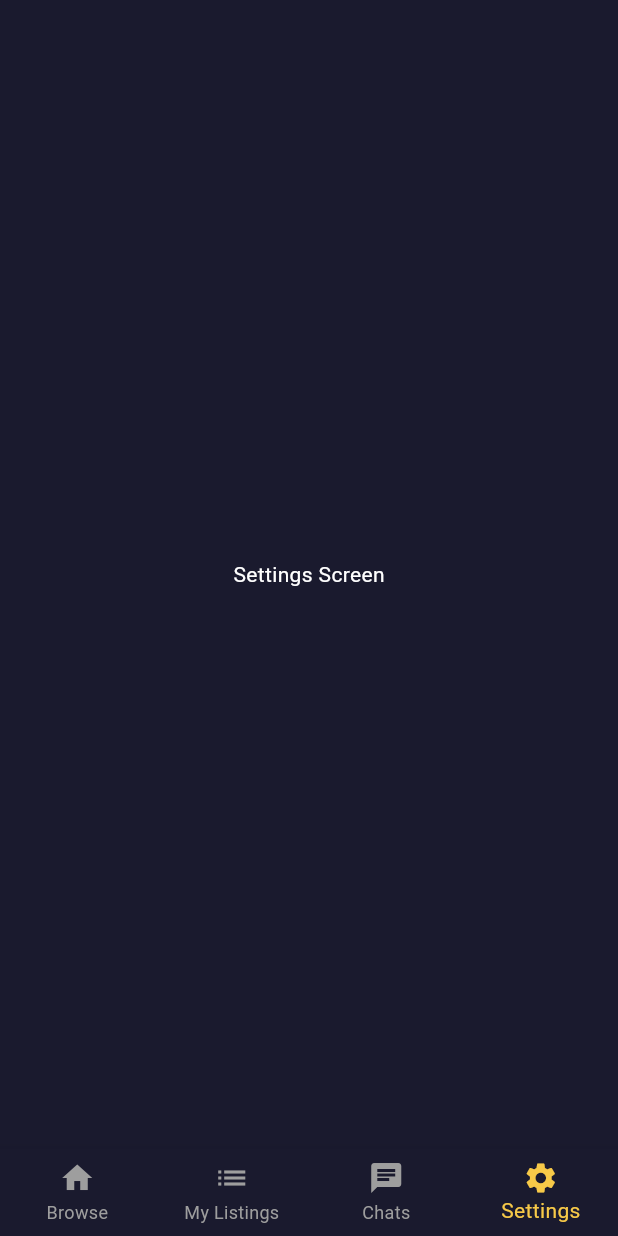
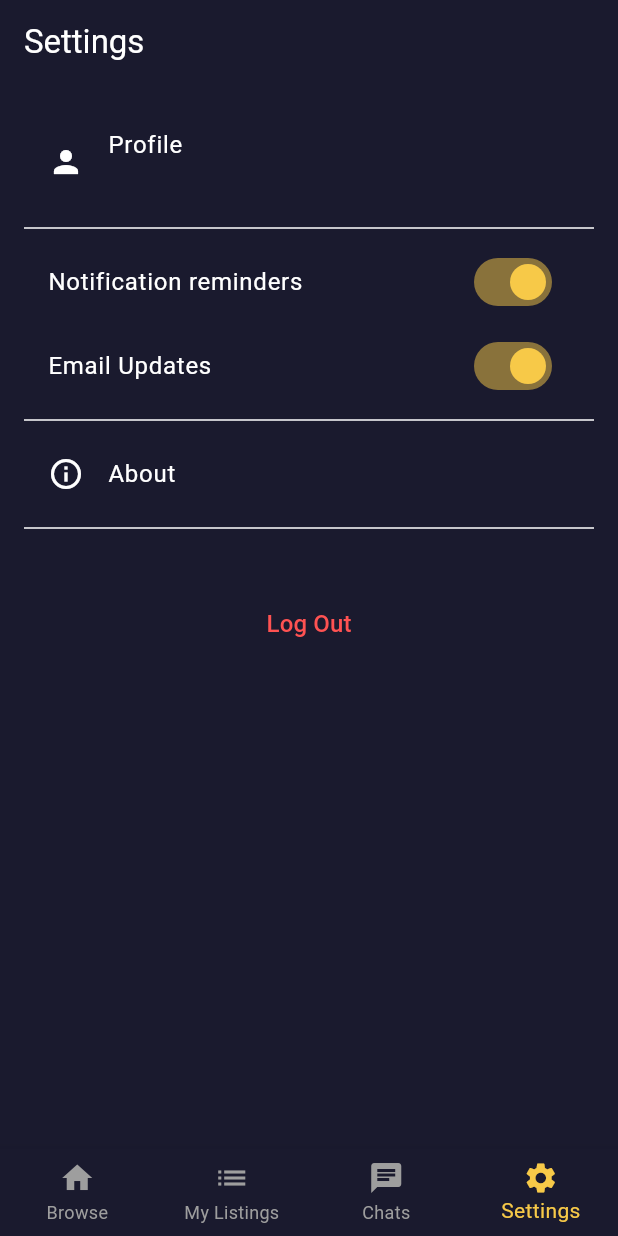
Before and after one commit to TammyBriggs/Book-Swap-App, a Flutter app: the screen it shows once a user with an empty profile is signed in, item 4 of the bottom bar chosen, on a phone screen of 412 x 824 dp. Run offline on Flutter 3.47's test engine with Material 3 defaults, Android fonts, the phone set to English and light mode, and no system bars; our stand-ins replace cloud_firestore, firebase_auth, firebase_core, flutter_riverpod, go_router, image_picker and 1 more; missing offline and left inert: cloudinary_public; accounts and stored records are empty; generated files the repository leaves out were written again; Roboto replaces fonts that are missing (Poppins).

```diff
--- a/book_swap_app/lib/features/auth/presentation/settings_screen.dart
+++ b/book_swap_app/lib/features/auth/presentation/settings_screen.dart
@@ -1,12 +1,89 @@
 import 'package:flutter/material.dart';
+import 'package:flutter_riverpod/flutter_riverpod.dart';
+import 'package:book_swap_app/core/constants/colors.dart';
+import 'package:book_swap_app/features/auth/application/auth_providers.dart';
 
-class SettingsScreen extends StatelessWidget {
+class SettingsScreen extends ConsumerStatefulWidget {
   const SettingsScreen({super.key});
 
   @override
+  ConsumerState<SettingsScreen> createState() => _SettingsScreenState();
+}
+
+class _SettingsScreenState extends ConsumerState<SettingsScreen> {
+  bool _notificationsOn = true;
+  bool _emailUpdatesOn = true;
+
+  @override
   Widget build(BuildContext context) {
-    return const Scaffold(
-      body: Center(child: Text('Settings Screen')),
+    final user = ref.watch(firebaseAuthProvider).currentUser;
+
+    return Scaffold(
+      appBar: AppBar(
+        title: const Text('Settings'),
+        backgroundColor: kBackgroundColor,
+      ),
+      body: ListView(
+        padding: const EdgeInsets.all(16.0),
+        children: [
+          // --- Profile Info ---
+          if (user != null)
+            ListTile(
+              leading: const Icon(Icons.person),
+              title: const Text('Profile'),
+              subtitle: Text(user.email ?? 'No email'),
+            ),
+          const Divider(),
+
+          // --- Notification Toggles (Rubric Item) ---
+          SwitchListTile(
+            title: const Text('Notification reminders'),
+            value: _notificationsOn,
+            onChanged: (val) {
+              setState(() => _notificationsOn = val);
+              // In a real app, you'd save this to a provider
+            },
+            activeColor: kSecondaryColor,
+          ),
+          SwitchListTile(
+            title: const Text('Email Updates'),
+            value: _emailUpdatesOn,
+            onChanged: (val) {
+              setState(() => _emailUpdatesOn = val);
+            },
+            activeColor: kSecondaryColor,
+          ),
+          const Divider(),
+
+          // --- About ---
+          ListTile(
+            leading: const Icon(Icons.info_outline),
+            title: const Text('About'),
+            onTap: () {
+              // You can show a simple dialog
+              showAboutDialog(
+                context: context,
+                applicationName: 'BookSwap',
+                applicationVersion: '1.0.0',
+              );
+            },
+          ),
+          const Divider(),
+
+          // --- Log Out Button ---
+          const SizedBox(height: 32),
+          TextButton(
+            onPressed: () async {
+              await ref.read(authRepositoryProvider).signOut();
+              // The AuthWrapper/GoRouter will automatically handle the rest
+            },
+            child: const Text(
+              'Log Out',
+              style: TextStyle(color: Colors.redAccent, fontSize: 16),
+            ),
+          ),
+        ],
+      ),
     );
   }
 }
```
Also changed, not shown: book_swap_app/lib/features/book_listings/application/book_providers.dart (+8 -4 lines), book_swap_app/lib/features/book_listings/infrastructure/book_repository.dart (+91 -83 lines), book_swap_app/lib/features/book_listings/presentation/my_listings_screen.dart (+102 -5 lines), book_swap_app/lib/features/book_listings/presentation/widgets/swap_offer_card.dart (added, +84 -0 lines), book_swap_app/lib/features/chat/application/chat_providers.dart (added, +25 -0 lines), book_swap_app/lib/features/chat/domain/chat_message.dart (added, +33 -0 lines), book_swap_app/lib/features/chat/domain/chat_metadata.dart (added, +29 -0 lines), book_swap_app/lib/features/chat/infrastructure/chat_repository.dart (added, +68 -0 lines).
